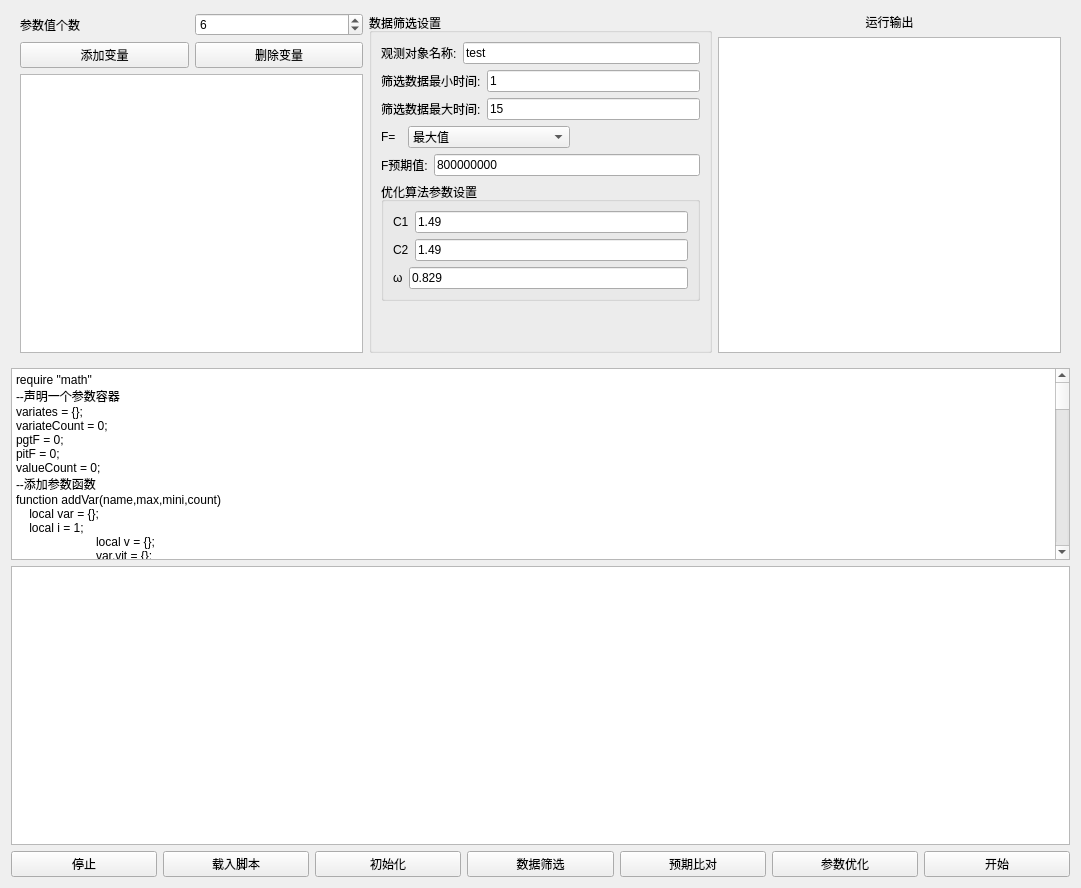
Old version of the form src/SmartContorl/SmartContorlUI.ui in the repository BeQuiet1228/FreeCAD.
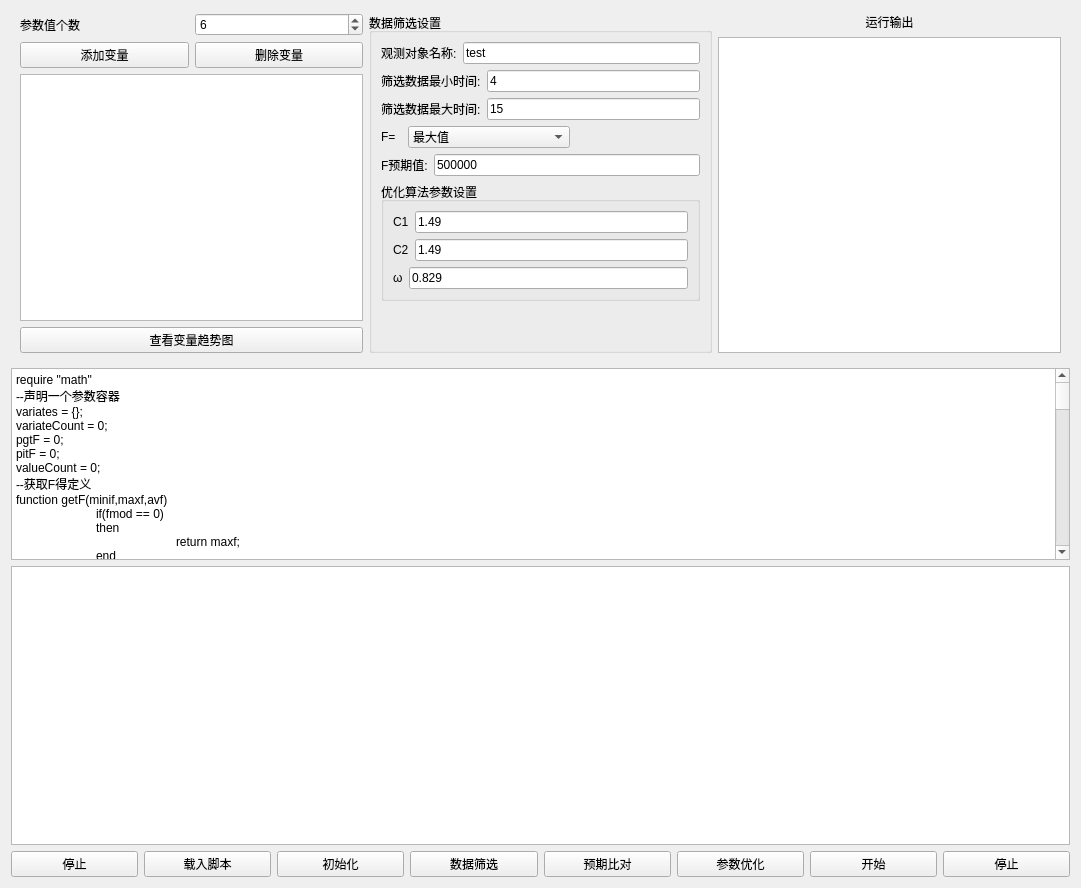
New version of the form. Custom widgets are drawn as their Qt base class.

What changed in the file:
```diff
--- a/src/SmartContorl/SmartContorlUI.ui
+++ b/src/SmartContorl/SmartContorlUI.ui
@@ -73,6 +73,13 @@
         <item>
          <widget class="QListWidget" name="listWidgetVariate"/>
         </item>
+        <item>
+         <widget class="QPushButton" name="pushButtonVariateMax">
+          <property name="text">
+           <string>查看变量趋势图</string>
+          </property>
+         </widget>
+        </item>
        </layout>
       </item>
       <item>
@@ -113,7 +120,7 @@
              <item>
               <widget class="QLineEdit" name="lineEditMiniTime">
                <property name="text">
-                <string>1</string>
+                <string>4</string>
                </property>
               </widget>
              </item>
@@ -217,7 +224,7 @@
              <item>
               <widget class="QLineEdit" name="lineEditMaxF">
                <property name="text">
-                <string>800000000</string>
+                <string>500000</string>
                </property>
               </widget>
              </item>
@@ -337,6 +344,34 @@
 pgtF = 0;
 pitF = 0;
 valueCount = 0;
+--获取F得定义
+function getF(minif,maxf,avf)
+	if(fmod == 0)
+	then
+		return maxf;
+	end
+	if(fmod == 1)
+	then
+		return minif
+	end
+	if(fmod == 2)
+	then
+		return avf;
+	end
+	if(fmod == 3)
+	then
+		return avf*math.exp(-math.abs(maxf/avf - 2));
+	end
+end
+--判断两个f哪一个更符合预期
+--如果第一个f更符合预期 则返回true
+function compareF(f1,f2)
+	if(math.abs(f1 - excpectF) &lt; math.abs(f2 - excpectF))
+	then
+		return true;
+	end
+	return false;
+end
 --添加参数函数
 function addVar(name,max,mini,count)
     local var = {};
@@ -344,15 +379,19 @@
 	local v = {};
 	var.vit = {};
 	var.pgt = 0;
-	var.pit = 0;
+	var.pit = {};
+	var.pitF = {};
     --随机数只能取整数 所以需要将范围乘上一个足够大的数之后再取小数
-	local bei = 1000000;
+	local bei = 100000000;
     while(i &lt; count + 1)
 	do
 		--设置参数值
 		v[i] = math.random(mini*bei,max*bei)/bei;
 		--初始化参数的增量
-		var.vit[i] = 0;
+		local vitV = math.abs(mini - max)/2;
+		var.vit[i] = math.random(-vitV*bei,vitV*bei)/bei;
+		var.pitF[i] = 0;
+		var.pit[i] = 0;
 		i = i + 1;
 	end
     var.variate = v;
@@ -364,8 +403,7 @@
     valueCount = count;
 end
 function rand()
-	local n = math.random(10000);
-	return n/10000;
+	return math.random();
 end
 function init()
  cppPrint(&quot;call init&quot;);
@@ -408,6 +446,7 @@
 	local valueSize = getDataSetVlaueSize();
 	local i = 0;
 	local max = 0;
+	local mini = -999999;
 	local add = 0;
 	local addCount = 0;
 	while(i &lt; valueSize)
@@ -422,11 +461,15 @@
 			then
 				max = value;
 			end
+			if(value &lt; mini)
+			then
+				mini = value;
+			end
 		end
 		i = i + 2;
 	end
 	local av = add/addCount;
-	local f = av*math.exp(-math.abs(max/av - 2));
+	local f = getF(mini,max,av);
 	cppPrint(&quot;f= &quot;..f);
 	addParam(f);
  end
@@ -438,13 +481,21 @@
  local maxFIndex = 0;
  while(index &lt; groupSize)
  do
-    local F = getParam(groupIndex,index,0);
-	if(F &gt; maxF)
+	local F = getParam(groupIndex,index,0);
+	local pitF = variates[1].pitF[index + 1];
+	print(&quot;pitf=&quot;..pitF);
+	if(compareF(F,pitF))
 	then
-		maxF = F;
-		maxFIndex = index;
+		local countIndex = 1;
+		while(countIndex &lt; variateCount + 1)
+		do
+			variates[countIndex].pitF[index + 1] = F;
+			print(&quot;pitf2=&quot;..variates[countIndex].pitF[index + 1]);
+			variates[countIndex].pit[index + 1] = variates[countIndex].variate[index + 1];
+			countIndex = countIndex + 1;
+		end
     end
-	if(F &gt; pgtF)
+	if(compareF(F,pgtF))
 	then
 		pgtF = F;
         local tempIndex = 1;
@@ -456,19 +507,11 @@
     end
 	index = index + 1;
  end
- local tempIndex = 1;
- while(tempIndex &lt; variateCount + 1)
- do
-	variates[tempIndex].pit = variates[tempIndex].variate[maxFIndex + 1];
-    tempIndex = tempIndex + 1;
- end
- pitF = maxF;
- cppPrint(&quot;pgtF= &quot;..pgtF..&quot;,pit= &quot;..pitF);
 end
 
 function resultExpcet()
  cppPrint(&quot;call result expcet&quot;);
- if(pgtF &gt; excpectF)
+ if(math.abs(pgtF - excpectF)&lt;30)
  then
 	return true;
  end
@@ -485,11 +528,14 @@
 	 do
         local temp = 0;
         local value = tempVariate.variate[index];
-        local vit = tempVariate.vit[index];
-        local pit = tempVariate.pit;
+		local vit = tempVariate.vit[index];
+        local pit = tempVariate.pit[index];
         local pgt = tempVariate.pgt;
         local mini = tempVariate.mini;
-        local max = tempVariate.max;
+		local max = tempVariate.max;
+		print(&quot;vi=&quot;..vit);
+		print(&quot;pit=&quot;..pit);
+		print(&quot;pgt=&quot;..pgt);
         temp = omiga*vit + c1*rand()*(pit - value) + c2*rand()*(pgt - value);
 		tempVariate.vit[index] = temp;
         value = value + temp;
@@ -574,6 +620,13 @@
        </property>
       </widget>
      </item>
+     <item>
+      <widget class="QPushButton" name="pushButton_8">
+       <property name="text">
+        <string>停止</string>
+       </property>
+      </widget>
+     </item>
     </layout>
    </item>
   </layout>
```
Left out of the diff: 5 changed lines with no effect on the pictures.
